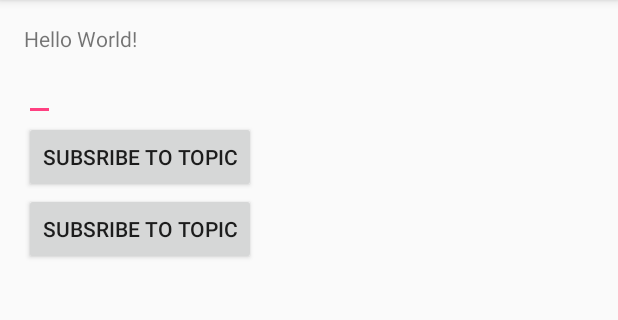
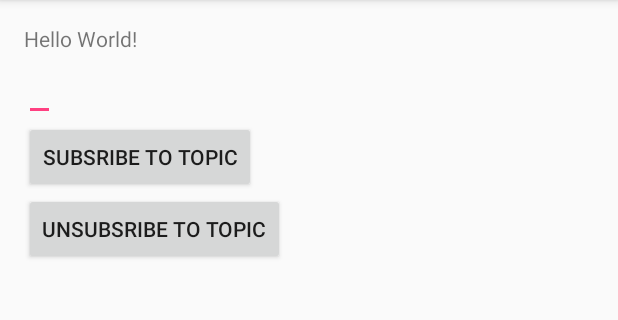
Before and after one commit to NielsMasdorp/fcmmessaging, an Android app: the screen it shows after launch (MainActivity), on a phone screen of 412 x 824 dp, the part 84-404 px from its top. Run offline under Robolectric (Android 15) with nearby library versions, the phone set to English and light mode, and no system bars.

Commit message:
Renamed button.

```diff
--- a/app/src/main/res/layout/activity_main.xml
+++ b/app/src/main/res/layout/activity_main.xml
@@ -25,7 +25,7 @@
             android:layout_height="wrap_content"/>
     <Button
             android:id="@+id/unsubscribeFromTopic"
-            android:text="Subsribe to topic"
+            android:text="Unsubsribe to topic"
             android:layout_width="wrap_content"
             android:layout_height="wrap_content"/>
 </LinearLayout>
```
